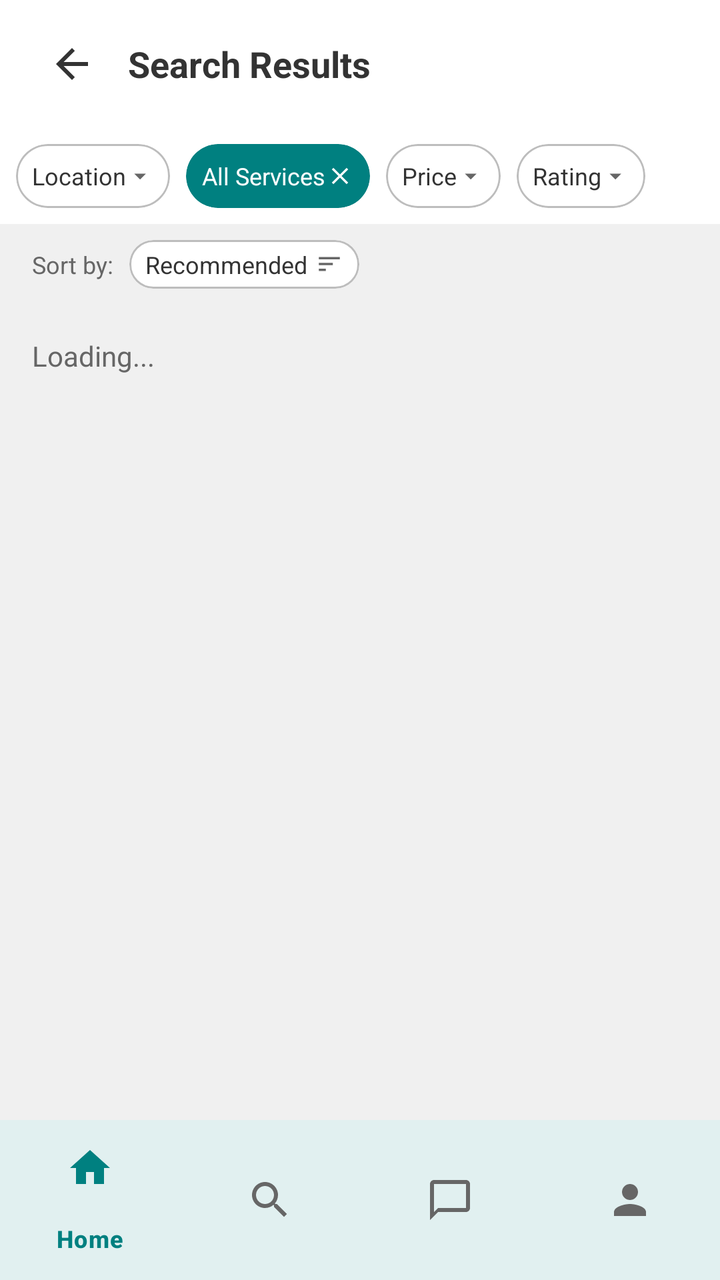
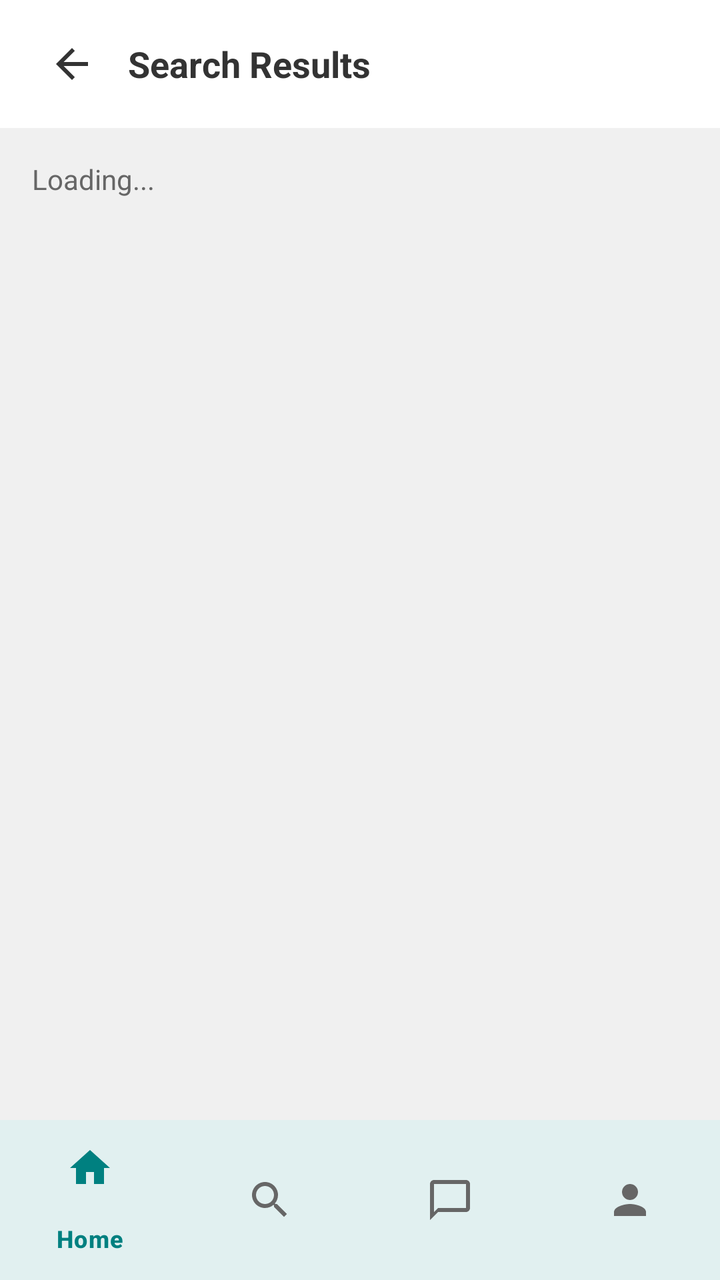

Screens rendered from an Android XML layout before and after an edit, with the pre-edit source and the edit as a unified diff.
<!-- AndroidManifest.xml: application theme Theme.HandyProject -->
<!-- res/layout/activity_search.xml -->
<?xml version="1.0" encoding="utf-8"?>
<androidx.coordinatorlayout.widget.CoordinatorLayout
    xmlns:android="http://schemas.android.com/apk/res/android"
    xmlns:app="http://schemas.android.com/apk/res-auto"
    android:layout_width="match_parent"
    android:layout_height="match_parent"
    android:background="@color/colorBackground">

    
    <com.google.android.material.appbar.AppBarLayout
        android:layout_width="match_parent"
        android:layout_height="wrap_content"
        android:background="@color/colorCardBackground"
        app:elevation="@dimen/card_elevation">

        <LinearLayout
            android:layout_width="match_parent"
            android:layout_height="@dimen/top_bar_height"
            android:orientation="horizontal"
            android:gravity="center_vertical"
            android:paddingStart="@dimen/padding_standard"
            android:paddingEnd="@dimen/padding_standard">

            <ImageButton
                android:id="@+id/btnBack"
                android:layout_width="@dimen/back_button_size"
                android:layout_height="@dimen/back_button_size"
                android:src="@drawable/ic_arrow_back"
                android:background="@android:color/transparent"
                android:layout_marginEnd="@dimen/padding_small"
                android:contentDescription="Back"/>

            <TextView
                android:layout_width="0dp"
                android:layout_height="wrap_content"
                android:layout_weight="1"
                android:text="Search Results"
                android:textSize="@dimen/text_size_subheading"
                android:textStyle="bold"
                android:textColor="@color/colorTextPrimary"
                android:fontFamily="sans-serif"/>

        </LinearLayout>

        
        <HorizontalScrollView
            android:layout_width="match_parent"
            android:layout_height="wrap_content"
            android:scrollbars="none"
            android:background="@color/colorCardBackground"
            android:paddingStart="@dimen/padding_small"
            android:paddingEnd="@dimen/padding_small"
            android:paddingTop="@dimen/padding_small"
            android:paddingBottom="@dimen/padding_small">

            <LinearLayout
                android:layout_width="wrap_content"
                android:layout_height="wrap_content"
                android:orientation="horizontal"
                android:gravity="center_vertical">

                
                <com.google.android.material.card.MaterialCardView
                    android:id="@+id/chipLocation"
                    android:layout_width="wrap_content"
                    android:layout_height="@dimen/height_chip"
                    android:layout_marginEnd="@dimen/padding_small"
                    app:cardCornerRadius="@dimen/corner_radius_pill"
                    app:cardElevation="0dp"
                    app:cardBackgroundColor="@color/colorCardBackground"
                    app:strokeWidth="@dimen/divider_height"
                    app:strokeColor="@color/colorUnselectedBorder">

                    <LinearLayout
                        android:layout_width="wrap_content"
                        android:layout_height="match_parent"
                        android:orientation="horizontal"
                        android:gravity="center_vertical"
                        android:paddingStart="@dimen/padding_small"
                        android:paddingEnd="@dimen/padding_small">

                        <TextView
                            android:layout_width="wrap_content"
                            android:layout_height="wrap_content"
                            android:text="Location"
                            android:textSize="@dimen/text_size_caption"
                            android:textColor="@color/colorTextPrimary"
                            android:fontFamily="sans-serif"/>

                        <ImageView
                            android:layout_width="@dimen/icon_size_xs"
                            android:layout_height="@dimen/icon_size_xs"
                            android:src="@drawable/ic_arrow_drop_down"
                            app:tint="@color/colorTextSecondary"
                            android:contentDescription="Expand"/>

                    </LinearLayout>
                </com.google.android.material.card.MaterialCardView>

                
                <com.google.android.material.card.MaterialCardView
                    android:id="@+id/chipServiceType"
                    android:layout_width="wrap_content"
                    android:layout_height="@dimen/height_chip"
                    android:layout_marginEnd="@dimen/padding_small"
                    app:cardCornerRadius="@dimen/corner_radius_pill"
                    app:cardElevation="0dp"
                    app:cardBackgroundColor="@color/colorPrimary"
                    app:strokeWidth="0dp">

                    <LinearLayout
                        android:layout_width="wrap_content"
                        android:layout_height="match_parent"
                        android:orientation="horizontal"
                        android:gravity="center_vertical"
                        android:paddingStart="@dimen/padding_small"
                        android:paddingEnd="@dimen/padding_small">

                        <TextView
                            android:id="@+id/tvActiveFilter"
                            android:layout_width="wrap_content"
                            android:layout_height="wrap_content"
                            android:text="All Services"
                            android:textSize="@dimen/text_size_caption"
                            android:textColor="@color/white"
                            android:fontFamily="sans-serif"/>

                        <ImageView
                            android:id="@+id/btnClearFilter"
                            android:layout_width="@dimen/icon_size_xs"
                            android:layout_height="@dimen/icon_size_xs"
                            android:src="@drawable/ic_close"
                            app:tint="@color/white"
                            android:contentDescription="Clear filter"/>

                    </LinearLayout>
                </com.google.android.material.card.MaterialCardView>

                
                <com.google.android.material.card.MaterialCardView
                    android:id="@+id/chipPrice"
                    android:layout_width="wrap_content"
                    android:layout_height="@dimen/height_chip"
                    android:layout_marginEnd="@dimen/padding_small"
                    app:cardCornerRadius="@dimen/corner_radius_pill"
                    app:cardElevation="0dp"
                    app:cardBackgroundColor="@color/colorCardBackground"
                    app:strokeWidth="@dimen/divider_height"
                    app:strokeColor="@color/colorUnselectedBorder">

                    <LinearLayout
                        android:layout_width="wrap_content"
                        android:layout_height="match_parent"
                        android:orientation="horizontal"
                        android:gravity="center_vertical"
                        android:paddingStart="@dimen/padding_small"
                        android:paddingEnd="@dimen/padding_small">

                        <TextView
                            android:layout_width="wrap_content"
                            android:layout_height="wrap_content"
                            android:text="Price"
                            android:textSize="@dimen/text_size_caption"
                            android:textColor="@color/colorTextPrimary"
                            android:fontFamily="sans-serif"/>

                        <ImageView
                            android:layout_width="@dimen/icon_size_xs"
                            android:layout_height="@dimen/icon_size_xs"
                            android:src="@drawable/ic_arrow_drop_down"
                            app:tint="@color/colorTextSecondary"
                            android:contentDescription="Expand"/>

                    </LinearLayout>
                </com.google.android.material.card.MaterialCardView>

                
                <com.google.android.material.card.MaterialCardView
                    android:id="@+id/chipRating"
                    android:layout_width="wrap_content"
                    android:layout_height="@dimen/height_chip"
                    app:cardCornerRadius="@dimen/corner_radius_pill"
                    app:cardElevation="0dp"
                    app:cardBackgroundColor="@color/colorCardBackground"
                    app:strokeWidth="@dimen/divider_height"
                    app:strokeColor="@color/colorUnselectedBorder">

                    <LinearLayout
                        android:layout_width="wrap_content"
                        android:layout_height="match_parent"
                        android:orientation="horizontal"
                        android:gravity="center_vertical"
                        android:paddingStart="@dimen/padding_small"
                        android:paddingEnd="@dimen/padding_small">

                        <TextView
                            android:layout_width="wrap_content"
                            android:layout_height="wrap_content"
                            android:text="Rating"
                            android:textSize="@dimen/text_size_caption"
                            android:textColor="@color/colorTextPrimary"
                            android:fontFamily="sans-serif"/>

                        <ImageView
                            android:layout_width="@dimen/icon_size_xs"
                            android:layout_height="@dimen/icon_size_xs"
                            android:src="@drawable/ic_arrow_drop_down"
                            app:tint="@color/colorTextSecondary"
                            android:contentDescription="Expand"/>

                    </LinearLayout>
                </com.google.android.material.card.MaterialCardView>

            </LinearLayout>
        </HorizontalScrollView>

        
        <LinearLayout
            android:layout_width="match_parent"
            android:layout_height="wrap_content"
            android:orientation="horizontal"
            android:gravity="center_vertical"
            android:paddingStart="@dimen/padding_standard"
            android:paddingEnd="@dimen/padding_standard"
            android:paddingTop="@dimen/padding_small"
            android:paddingBottom="@dimen/padding_small"
            android:background="@color/colorBackground">

            <TextView
                android:layout_width="wrap_content"
                android:layout_height="wrap_content"
                android:text="Sort by:"
                android:textSize="@dimen/text_size_caption"
                android:textColor="@color/colorTextSecondary"
                android:layout_marginEnd="@dimen/padding_small"
                android:fontFamily="sans-serif"/>

            <com.google.android.material.card.MaterialCardView
                android:layout_width="wrap_content"
                android:layout_height="wrap_content"
                app:cardCornerRadius="@dimen/corner_radius"
                app:cardElevation="0dp"
                app:cardBackgroundColor="@color/colorCardBackground"
                app:strokeWidth="@dimen/divider_height"
                app:strokeColor="@color/colorUnselectedBorder">

                <LinearLayout
                    android:layout_width="wrap_content"
                    android:layout_height="wrap_content"
                    android:orientation="horizontal"
                    android:gravity="center_vertical"
                    android:paddingStart="@dimen/padding_small"
                    android:paddingEnd="@dimen/padding_small"
                    android:paddingTop="@dimen/padding_xsmall"
                    android:paddingBottom="@dimen/padding_xsmall">

                    <TextView
                        android:id="@+id/tvSortBy"
                        android:layout_width="wrap_content"
                        android:layout_height="wrap_content"
                        android:text="Recommended"
                        android:textSize="@dimen/text_size_caption"
                        android:textColor="@color/colorTextPrimary"
                        android:layout_marginEnd="@dimen/padding_xsmall"
                        android:fontFamily="sans-serif"/>

                    <ImageView
                        android:layout_width="@dimen/icon_size_xs"
                        android:layout_height="@dimen/icon_size_xs"
                        android:src="@drawable/ic_sort"
                        app:tint="@color/colorTextSecondary"
                        android:contentDescription="Sort"/>

                </LinearLayout>
            </com.google.android.material.card.MaterialCardView>

        </LinearLayout>

    </com.google.android.material.appbar.AppBarLayout>

    
    <androidx.core.widget.NestedScrollView
        android:layout_width="match_parent"
        android:layout_height="match_parent"
        android:background="@color/colorBackground"
        android:paddingBottom="@dimen/bottom_nav_height"
        android:clipToPadding="false"
        app:layout_behavior="@string/appbar_scrolling_view_behavior">

        <LinearLayout
            android:layout_width="match_parent"
            android:layout_height="wrap_content"
            android:orientation="vertical">

            
            <TextView
                android:id="@+id/tvResultsCount"
                android:layout_width="wrap_content"
                android:layout_height="wrap_content"
                android:text="Loading..."
                android:textSize="@dimen/text_size_body"
                android:textColor="@color/colorTextSecondary"
                android:paddingStart="@dimen/padding_standard"
                android:paddingEnd="@dimen/padding_standard"
                android:paddingTop="@dimen/padding_standard"
                android:paddingBottom="@dimen/padding_xsmall"
                android:fontFamily="sans-serif"/>

            
            <androidx.recyclerview.widget.RecyclerView
                android:id="@+id/rvSearchResults"
                android:layout_width="match_parent"
                android:layout_height="wrap_content"
                android:nestedScrollingEnabled="false"
                android:paddingTop="@dimen/padding_small"/>

            
            <com.google.android.material.button.MaterialButton
                android:id="@+id/btnLoadMore"
                style="@style/Widget.HandyProject.Button.Secondary"
                android:layout_margin="@dimen/padding_standard"
                android:text="Load More"
                android:visibility="gone"/>

        </LinearLayout>
    </androidx.core.widget.NestedScrollView>

    
    <com.google.android.material.bottomnavigation.BottomNavigationView
        android:id="@+id/bottomNav"
        android:layout_width="match_parent"
        android:layout_height="wrap_content"
        android:layout_gravity="bottom"
        android:background="@color/colorCardBackground"
        app:elevation="@dimen/card_elevation_large"
        app:itemIconTint="@color/bottom_nav_color"
        app:itemTextColor="@color/bottom_nav_color"
        app:menu="@menu/bottom_nav_menu"/>

</androidx.coordinatorlayout.widget.CoordinatorLayout>
<!-- resources referenced by this layout -->
<resources>
  <color name="colorBackground">#F0F0F0</color>
  <color name="colorCardBackground">#FFFFFF</color>
  <color name="colorPrimary">#008080</color>
  <color name="colorTextPrimary">#333333</color>
  <color name="colorTextSecondary">#666666</color>
  <color name="colorUnselectedBorder">#BDBDBD</color>
  <color name="white">#FFFFFFFF</color>
  <dimen name="back_button_size">40dp</dimen>
  <dimen name="bottom_nav_height">56dp</dimen>
  <dimen name="card_elevation">2dp</dimen>
  <dimen name="card_elevation_large">8dp</dimen>
  <dimen name="corner_radius">12dp</dimen>
  <dimen name="corner_radius_pill">999dp</dimen>
  <dimen name="divider_height">1dp</dimen>
  <dimen name="height_chip">32dp</dimen>
  <dimen name="icon_size_xs">14dp</dimen>
  <dimen name="padding_small">8dp</dimen>
  <dimen name="padding_standard">16dp</dimen>
  <dimen name="padding_xsmall">4dp</dimen>
  <dimen name="text_size_body">14sp</dimen>
  <dimen name="text_size_caption">12sp</dimen>
  <dimen name="text_size_subheading">18sp</dimen>
  <dimen name="top_bar_height">64dp</dimen>
  <!-- drawable ic_arrow_back (drawable) -->
  <?xml version="1.0" encoding="utf-8"?>
  <vector xmlns:android="http://schemas.android.com/apk/res/android"
      android:width="24dp"
      android:height="24dp"
      android:viewportWidth="24"
      android:viewportHeight="24">
      <path
          android:fillColor="@color/colorTextPrimary"
          android:pathData="M20,11H7.83l5.59,-5.59L12,4l-8,8 8,8 1.41,-1.41L7.83,13H20v-2z" />
  </vector>
  <!-- drawable ic_arrow_drop_down (drawable) -->
  <?xml version="1.0" encoding="utf-8"?>
  <vector xmlns:android="http://schemas.android.com/apk/res/android"
      android:width="@dimen/icon_size_xs"
      android:height="@dimen/icon_size_xs"
      android:viewportWidth="24"
      android:viewportHeight="24">
      <path
          android:fillColor="@color/colorTextSecondary"
          android:pathData="M7,10l5,5 5,-5z"/>
  </vector>
  <!-- drawable ic_close (drawable) -->
  <?xml version="1.0" encoding="utf-8"?>
  <vector xmlns:android="http://schemas.android.com/apk/res/android"
      android:width="@dimen/icon_size_xs"
      android:height="@dimen/icon_size_xs"
      android:viewportWidth="24"
      android:viewportHeight="24">
      <path
          android:fillColor="@color/colorTextSecondary"
          android:pathData="M19,6.41L17.59,5 12,10.59 6.41,5 5,6.41 10.59,12 5,17.59 6.41,19 12,13.41 17.59,19 19,17.59 13.41,12z"/>
  </vector>
  <!-- drawable ic_sort (drawable) -->
  <?xml version="1.0" encoding="utf-8"?>
  <vector xmlns:android="http://schemas.android.com/apk/res/android"
      android:width="@dimen/icon_size_xs"
      android:height="@dimen/icon_size_xs"
      android:viewportWidth="24"
      android:viewportHeight="24">
      <path
          android:fillColor="@color/colorTextSecondary"
          android:pathData="M3,18h6v-2L3,16v2zM3,6v2h18L21,6L3,6zM3,13h12v-2L3,11v2z"/>
  </vector>
  <style name="Widget.HandyProject.Button.Secondary" parent="Widget.Material3.Button.OutlinedButton">
          <item name="android:layout_width">match_parent</item>
          <item name="android:layout_height">48dp</item>
          <item name="android:minHeight">48dp</item>
          <item name="android:textColor">@color/colorPrimary</item>
          <item name="android:textSize">@dimen/text_size_body</item>
          <item name="android:fontFamily">sans-serif</item>
          <item name="strokeColor">@color/colorPrimary</item>
          <item name="cornerRadius">@dimen/corner_radius</item>
          <item name="shapeAppearance">@style/ShapeAppearance.HandyProject.Rounded</item>
      </style>
  <style name="Theme.HandyProject" parent="Base.Theme.HandyProject" />
  <style name="ShapeAppearance.HandyProject.Rounded" parent="ShapeAppearance.Material3.Corner.Full">
          <item name="cornerFamily">rounded</item>
          <item name="cornerSize">@dimen/corner_radius</item>
      </style>
  <color name="colorPrimaryDark">#006666</color>
  <color name="colorAccent">#008080</color>
  <color name="colorError">#F44336</color>
  <!-- unchanged entries left out for length: 1 -->
</resources>

<!-- the commit's change to res/layout/activity_search.xml (unified diff, before → after) -->
@@ -39,240 +39,6 @@
                 android:textStyle="bold"
                 android:textColor="@color/colorTextPrimary"
                 android:fontFamily="sans-serif"/>
-
-        </LinearLayout>
-
-        
-        <HorizontalScrollView
-            android:layout_width="match_parent"
-            android:layout_height="wrap_content"
-            android:scrollbars="none"
-            android:background="@color/colorCardBackground"
-            android:paddingStart="@dimen/padding_small"
-            android:paddingEnd="@dimen/padding_small"
-            android:paddingTop="@dimen/padding_small"
-            android:paddingBottom="@dimen/padding_small">
-
-            <LinearLayout
-                android:layout_width="wrap_content"
-                android:layout_height="wrap_content"
-                android:orientation="horizontal"
-                android:gravity="center_vertical">
-
-                
-                <com.google.android.material.card.MaterialCardView
-                    android:id="@+id/chipLocation"
-                    android:layout_width="wrap_content"
-                    android:layout_height="@dimen/height_chip"
-                    android:layout_marginEnd="@dimen/padding_small"
-                    app:cardCornerRadius="@dimen/corner_radius_pill"
-                    app:cardElevation="0dp"
-                    app:cardBackgroundColor="@color/colorCardBackground"
-                    app:strokeWidth="@dimen/divider_height"
-                    app:strokeColor="@color/colorUnselectedBorder">
-
-                    <LinearLayout
-                        android:layout_width="wrap_content"
-                        android:layout_height="match_parent"
-                        android:orientation="horizontal"
-                        android:gravity="center_vertical"
-                        android:paddingStart="@dimen/padding_small"
-                        android:paddingEnd="@dimen/padding_small">
-
-                        <TextView
-                            android:layout_width="wrap_content"
-                            android:layout_height="wrap_content"
-                            android:text="Location"
-                            android:textSize="@dimen/text_size_caption"
-                            android:textColor="@color/colorTextPrimary"
-                            android:fontFamily="sans-serif"/>
-
-                        <ImageView
-                            android:layout_width="@dimen/icon_size_xs"
-                            android:layout_height="@dimen/icon_size_xs"
-                            android:src="@drawable/ic_arrow_drop_down"
-                            app:tint="@color/colorTextSecondary"
-                            android:contentDescription="Expand"/>
-
-                    </LinearLayout>
-                </com.google.android.material.card.MaterialCardView>
-
-                
-                <com.google.android.material.card.MaterialCardView
-                    android:id="@+id/chipServiceType"
-                    android:layout_width="wrap_content"
-                    android:layout_height="@dimen/height_chip"
-                    android:layout_marginEnd="@dimen/padding_small"
-                    app:cardCornerRadius="@dimen/corner_radius_pill"
-                    app:cardElevation="0dp"
-                    app:cardBackgroundColor="@color/colorPrimary"
-                    app:strokeWidth="0dp">
-
-                    <LinearLayout
-                        android:layout_width="wrap_content"
-                        android:layout_height="match_parent"
-                        android:orientation="horizontal"
-                        android:gravity="center_vertical"
-                        android:paddingStart="@dimen/padding_small"
-                        android:paddingEnd="@dimen/padding_small">
-
-                        <TextView
-                            android:id="@+id/tvActiveFilter"
-                            android:layout_width="wrap_content"
-                            android:layout_height="wrap_content"
-                            android:text="All Services"
-                            android:textSize="@dimen/text_size_caption"
-                            android:textColor="@color/white"
-                            android:fontFamily="sans-serif"/>
-
-                        <ImageView
-                            android:id="@+id/btnClearFilter"
-                            android:layout_width="@dimen/icon_size_xs"
-                            android:layout_height="@dimen/icon_size_xs"
-                            android:src="@drawable/ic_close"
-                            app:tint="@color/white"
-                            android:contentDescription="Clear filter"/>
-
-                    </LinearLayout>
-                </com.google.android.material.card.MaterialCardView>
-
-                
-                <com.google.android.material.card.MaterialCardView
-                    android:id="@+id/chipPrice"
-                    android:layout_width="wrap_content"
-                    android:layout_height="@dimen/height_chip"
-                    android:layout_marginEnd="@dimen/padding_small"
-                    app:cardCornerRadius="@dimen/corner_radius_pill"
-                    app:cardElevation="0dp"
-                    app:cardBackgroundColor="@color/colorCardBackground"
-                    app:strokeWidth="@dimen/divider_height"
-                    app:strokeColor="@color/colorUnselectedBorder">
-
-                    <LinearLayout
-                        android:layout_width="wrap_content"
-                        android:layout_height="match_parent"
-                        android:orientation="horizontal"
-                        android:gravity="center_vertical"
-                        android:paddingStart="@dimen/padding_small"
-                        android:paddingEnd="@dimen/padding_small">
-
-                        <TextView
-                            android:layout_width="wrap_content"
-                            android:layout_height="wrap_content"
-                            android:text="Price"
-                            android:textSize="@dimen/text_size_caption"
-                            android:textColor="@color/colorTextPrimary"
-                            android:fontFamily="sans-serif"/>
-
-                        <ImageView
-                            android:layout_width="@dimen/icon_size_xs"
-                            android:layout_height="@dimen/icon_size_xs"
-                            android:src="@drawable/ic_arrow_drop_down"
-                            app:tint="@color/colorTextSecondary"
-                            android:contentDescription="Expand"/>
-
-                    </LinearLayout>
-                </com.google.android.material.card.MaterialCardView>
-
-                
-                <com.google.android.material.card.MaterialCardView
-                    android:id="@+id/chipRating"
-                    android:layout_width="wrap_content"
-                    android:layout_height="@dimen/height_chip"
-                    app:cardCornerRadius="@dimen/corner_radius_pill"
-                    app:cardElevation="0dp"
-                    app:cardBackgroundColor="@color/colorCardBackground"
-                    app:strokeWidth="@dimen/divider_height"
-                    app:strokeColor="@color/colorUnselectedBorder">
-
-                    <LinearLayout
-                        android:layout_width="wrap_content"
-                        android:layout_height="match_parent"
-                        android:orientation="horizontal"
-                        android:gravity="center_vertical"
-                        android:paddingStart="@dimen/padding_small"
-                        android:paddingEnd="@dimen/padding_small">
-
-                        <TextView
-                            android:layout_width="wrap_content"
-                            android:layout_height="wrap_content"
-                            android:text="Rating"
-                            android:textSize="@dimen/text_size_caption"
-                            android:textColor="@color/colorTextPrimary"
-                            android:fontFamily="sans-serif"/>
-
-                        <ImageView
-                            android:layout_width="@dimen/icon_size_xs"
-                            android:layout_height="@dimen/icon_size_xs"
-                            android:src="@drawable/ic_arrow_drop_down"
-                            app:tint="@color/colorTextSecondary"
-                            android:contentDescription="Expand"/>
-
-                    </LinearLayout>
-                </com.google.android.material.card.MaterialCardView>
-
-            </LinearLayout>
-        </HorizontalScrollView>
-
-        
-        <LinearLayout
-            android:layout_width="match_parent"
-            android:layout_height="wrap_content"
-            android:orientation="horizontal"
-            android:gravity="center_vertical"
-            android:paddingStart="@dimen/padding_standard"
-            android:paddingEnd="@dimen/padding_standard"
-            android:paddingTop="@dimen/padding_small"
-            android:paddingBottom="@dimen/padding_small"
-            android:background="@color/colorBackground">
-
-            <TextView
-                android:layout_width="wrap_content"
-                android:layout_height="wrap_content"
-                android:text="Sort by:"
-                android:textSize="@dimen/text_size_caption"
-                android:textColor="@color/colorTextSecondary"
-                android:layout_marginEnd="@dimen/padding_small"
-                android:fontFamily="sans-serif"/>
-
-            <com.google.android.material.card.MaterialCardView
-                android:layout_width="wrap_content"
-                android:layout_height="wrap_content"
-                app:cardCornerRadius="@dimen/corner_radius"
-                app:cardElevation="0dp"
-                app:cardBackgroundColor="@color/colorCardBackground"
-                app:strokeWidth="@dimen/divider_height"
-                app:strokeColor="@color/colorUnselectedBorder">
-
-                <LinearLayout
-                    android:layout_width="wrap_content"
-                    android:layout_height="wrap_content"
-                    android:orientation="horizontal"
-                    android:gravity="center_vertical"
-                    android:paddingStart="@dimen/padding_small"
-                    android:paddingEnd="@dimen/padding_small"
-                    android:paddingTop="@dimen/padding_xsmall"
-                    android:paddingBottom="@dimen/padding_xsmall">
-
-                    <TextView
-                        android:id="@+id/tvSortBy"
-                        android:layout_width="wrap_content"
-                        android:layout_height="wrap_content"
-                        android:text="Recommended"
-                        android:textSize="@dimen/text_size_caption"
-                        android:textColor="@color/colorTextPrimary"
-                        android:layout_marginEnd="@dimen/padding_xsmall"
-                        android:fontFamily="sans-serif"/>
-
-                    <ImageView
-                        android:layout_width="@dimen/icon_size_xs"
-                        android:layout_height="@dimen/icon_size_xs"
-                        android:src="@drawable/ic_sort"
-                        app:tint="@color/colorTextSecondary"
-                        android:contentDescription="Sort"/>
-
-                </LinearLayout>
-            </com.google.android.material.card.MaterialCardView>
 
         </LinearLayout>
 
<!-- resource entries referenced after the edit -->
@@ -5,22 +5,16 @@
   <color name="colorPrimary">#008080</color>
   <color name="colorTextPrimary">#333333</color>
   <color name="colorTextSecondary">#666666</color>
-  <color name="colorUnselectedBorder">#BDBDBD</color>
   <color name="white">#FFFFFFFF</color>
   <dimen name="back_button_size">40dp</dimen>
   <dimen name="bottom_nav_height">56dp</dimen>
   <dimen name="card_elevation">2dp</dimen>
   <dimen name="card_elevation_large">8dp</dimen>
   <dimen name="corner_radius">12dp</dimen>
-  <dimen name="corner_radius_pill">999dp</dimen>
-  <dimen name="divider_height">1dp</dimen>
-  <dimen name="height_chip">32dp</dimen>
-  <dimen name="icon_size_xs">14dp</dimen>
   <dimen name="padding_small">8dp</dimen>
   <dimen name="padding_standard">16dp</dimen>
   <dimen name="padding_xsmall">4dp</dimen>
   <dimen name="text_size_body">14sp</dimen>
-  <dimen name="text_size_caption">12sp</dimen>
   <dimen name="text_size_subheading">18sp</dimen>
   <dimen name="top_bar_height">64dp</dimen>
   <!-- drawable ic_arrow_back (drawable) -->
@@ -33,39 +27,6 @@
       <path
           android:fillColor="@color/colorTextPrimary"
           android:pathData="M20,11H7.83l5.59,-5.59L12,4l-8,8 8,8 1.41,-1.41L7.83,13H20v-2z" />
-  </vector>
-  <!-- drawable ic_arrow_drop_down (drawable) -->
-  <?xml version="1.0" encoding="utf-8"?>
-  <vector xmlns:android="http://schemas.android.com/apk/res/android"
-      android:width="@dimen/icon_size_xs"
-      android:height="@dimen/icon_size_xs"
-      android:viewportWidth="24"
-      android:viewportHeight="24">
-      <path
-          android:fillColor="@color/colorTextSecondary"
-          android:pathData="M7,10l5,5 5,-5z"/>
-  </vector>
-  <!-- drawable ic_close (drawable) -->
-  <?xml version="1.0" encoding="utf-8"?>
-  <vector xmlns:android="http://schemas.android.com/apk/res/android"
-      android:width="@dimen/icon_size_xs"
-      android:height="@dimen/icon_size_xs"
-      android:viewportWidth="24"
-      android:viewportHeight="24">
-      <path
-          android:fillColor="@color/colorTextSecondary"
-          android:pathData="M19,6.41L17.59,5 12,10.59 6.41,5 5,6.41 10.59,12 5,17.59 6.41,19 12,13.41 17.59,19 19,17.59 13.41,12z"/>
-  </vector>
-  <!-- drawable ic_sort (drawable) -->
-  <?xml version="1.0" encoding="utf-8"?>
-  <vector xmlns:android="http://schemas.android.com/apk/res/android"
-      android:width="@dimen/icon_size_xs"
-      android:height="@dimen/icon_size_xs"
-      android:viewportWidth="24"
-      android:viewportHeight="24">
-      <path
-          android:fillColor="@color/colorTextSecondary"
-          android:pathData="M3,18h6v-2L3,16v2zM3,6v2h18L21,6L3,6zM3,13h12v-2L3,11v2z"/>
   </vector>
   <style name="Widget.HandyProject.Button.Secondary" parent="Widget.Material3.Button.OutlinedButton">
           <item name="android:layout_width">match_parent</item>
